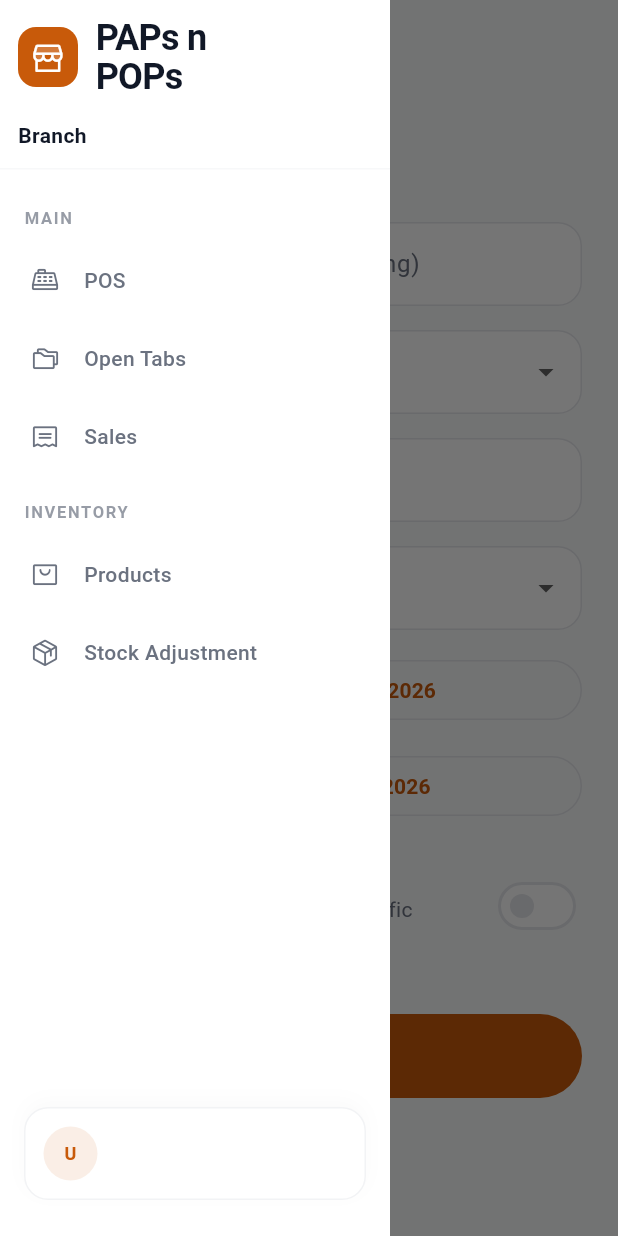
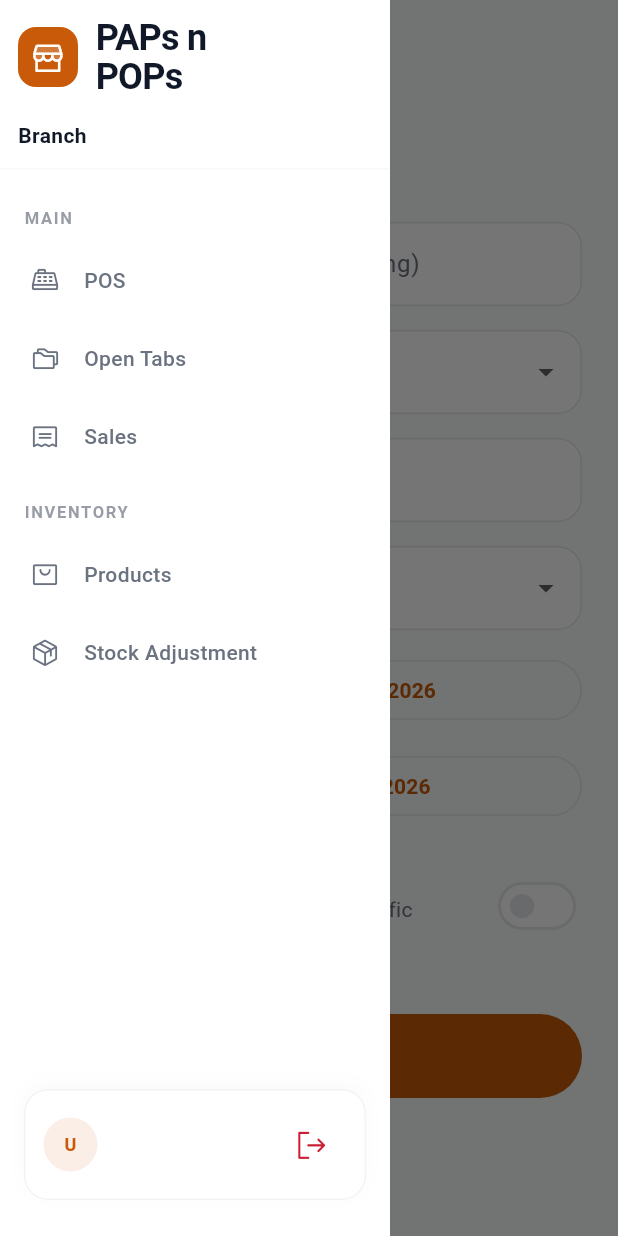
Before and after one commit to WolfeLeo2/PapsnPops, a Flutter app: the AddPromotionScreen screen opened by its route, with the side drawer open, on a phone screen of 412 x 824 dp. Run offline on Flutter 3.47's test engine with Material 3 defaults, Android fonts, the phone set to English and light mode, and no system bars; our stand-ins replace firebase_core, firebase_messaging, fl_chart, flutter_dotenv, flutter_local_notifications, flutter_riverpod and 11 more; missing offline and left inert: powersync; accounts and stored records are empty; generated files the repository leaves out were written again; Roboto replaces fonts that are missing (ClashDisplay); statements that could not run were skipped.

Commit message:
feat: add logout button to sidebar and disconnect powersync on logout

```diff
--- a/lib/features/auth/auth_provider.dart
+++ b/lib/features/auth/auth_provider.dart
@@ -90,6 +90,7 @@ class Auth extends _$Auth {
   }
 
   Future<void> logout() async {
+    await disconnectPowerSync();
     await supabase.auth.signOut();
   }
 }
--- a/lib/shared/widgets/sidebar.dart
+++ b/lib/shared/widgets/sidebar.dart
@@ -367,11 +367,31 @@ class Sidebar extends ConsumerWidget {
                               ],
                             ),
                           ),
+                          IconButton(
+                            icon: const PhosphorIcon(PhosphorIconsRegular.signOut),
+                            color: cs.error,
+                            onPressed: () {
+                              ref.read(authProvider.notifier).logout();
+                            },
+                            tooltip: 'Logout',
+                          ),
                         ],
                       ),
                     )
-                  : Tooltip(
-                      message: '$fullName ($roleName)',
+                  : PopupMenuButton<String>(
+                      tooltip: '$fullName ($roleName)',
+                      offset: const Offset(50, 0),
+                      onSelected: (val) {
+                        if (val == 'logout') {
+                          ref.read(authProvider.notifier).logout();
+                        }
+                      },
+                      itemBuilder: (context) => [
+                        const PopupMenuItem(
+                          value: 'logout',
+                          child: Text('Logout'),
+                        ),
+                      ],
                       child: Center(
                         child: CircleAvatar(
                           radius: 18,
```
